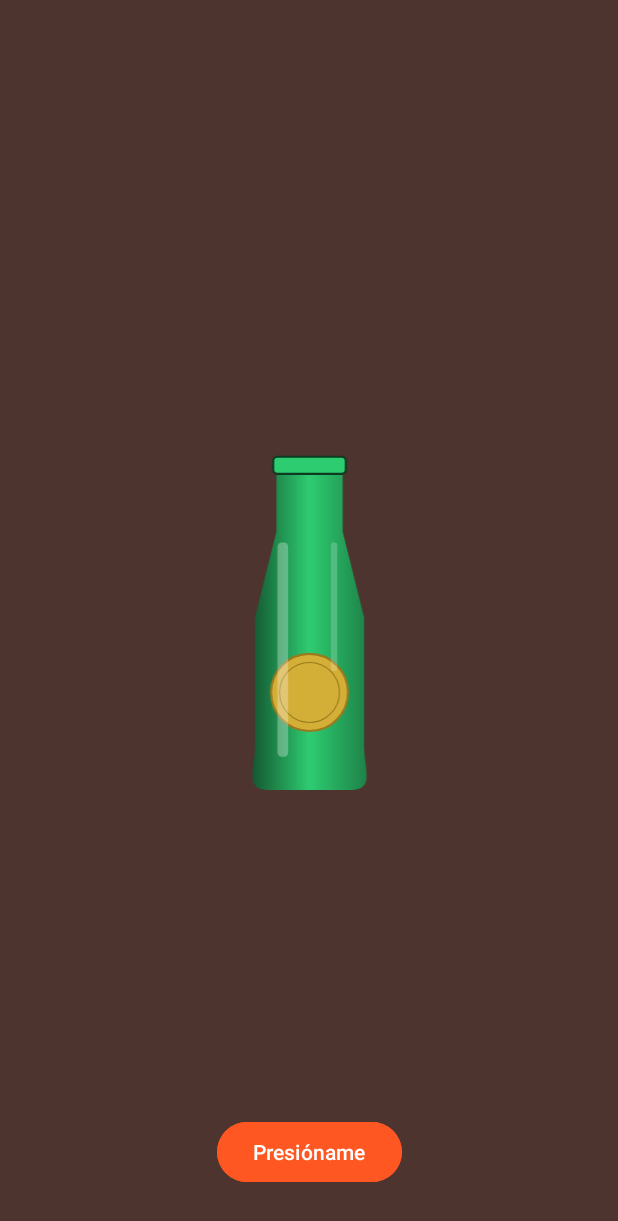
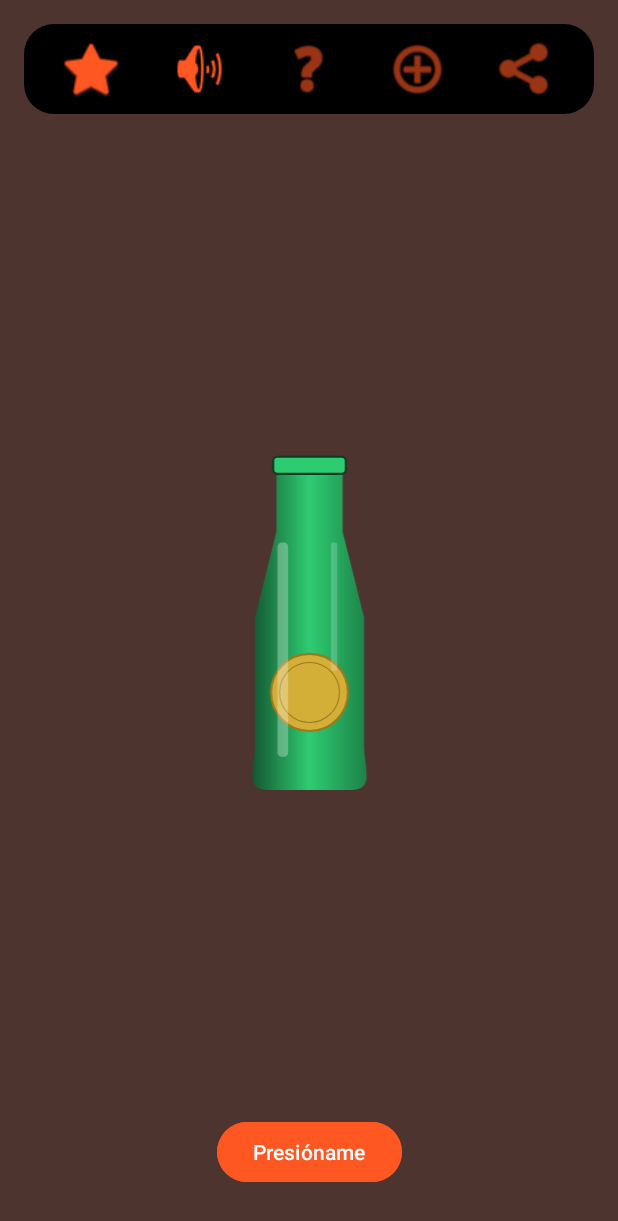
Before and after one commit to JairosA-Diaz/grupoTres, an Android app: the screen it shows after launch (MainActivity), on a phone screen of 412 x 824 dp. Shown: the top 1221 px of the screen. Run offline under Robolectric (Android 15) with nearby library versions, the light colour scheme and no system bars.

Commit message:
diseno_toolbar_home

```diff
--- /dev/null
+++ b/app/src/main/res/drawable/toolbar_background.xml
@@ -0,0 +1,5 @@
+<?xml version="1.0" encoding="utf-8"?>
+<shape xmlns:android="http://schemas.android.com/apk/res/android">
+    <solid android:color="#000000" />
+    <corners android:radius="20dp" />
+</shape>
--- a/app/src/main/res/layout/fragment_home.xml
+++ b/app/src/main/res/layout/fragment_home.xml
@@ -4,8 +4,63 @@
     xmlns:tools="http://schemas.android.com/tools"
     android:layout_width="match_parent"
     android:layout_height="match_parent"
-    android:background="#4E342E"
+    android:background="@color/wood_brown"
     tools:context=".ui.HomeFragment">
+
+    <LinearLayout
+        android:id="@+id/toolbar_home"
+        android:layout_width="0dp"
+        android:layout_height="60dp"
+        android:layout_margin="16dp"
+        android:background="@drawable/toolbar_background"
+        android:orientation="horizontal"
+        android:padding="8dp"
+        android:gravity="center"
+        app:layout_constraintEnd_toEndOf="parent"
+        app:layout_constraintStart_toStartOf="parent"
+        app:layout_constraintTop_toTopOf="parent">
+
+        <ImageView
+            android:layout_width="0dp"
+            android:layout_height="match_parent"
+            android:layout_weight="1"
+            android:src="@android:drawable/btn_star_big_on"
+            app:tint="@color/orange_main"
+            android:contentDescription="@string/desc_rate" />
+
+        <ImageView
+            android:layout_width="0dp"
+            android:layout_height="match_parent"
+            android:layout_weight="1"
+            android:src="@android:drawable/ic_lock_silent_mode_off"
+            app:tint="@color/orange_main"
+            android:contentDescription="@string/desc_sound" />
+
+        <ImageView
+            android:layout_width="0dp"
+            android:layout_height="match_parent"
+            android:layout_weight="1"
+            android:src="@android:drawable/ic_menu_help"
+            app:tint="@color/orange_main"
+            android:contentDescription="@string/desc_rules" />
+
+        <ImageView
+            android:layout_width="0dp"
+            android:layout_height="match_parent"
+            android:layout_weight="1"
+            android:src="@android:drawable/ic_menu_add"
+            app:tint="@color/orange_main"
+            android:contentDescription="@string/desc_challenges" />
+
+        <ImageView
+            android:layout_width="0dp"
+            android:layout_height="match_parent"
+            android:layout_weight="1"
+            android:src="@android:drawable/ic_menu_share"
+            app:tint="@color/orange_main"
+            android:contentDescription="@string/desc_share" />
+
+    </LinearLayout>
 
     <ImageView
         android:id="@+id/iv_bottle_home"
@@ -16,13 +71,13 @@
         app:layout_constraintEnd_toEndOf="parent"
         app:layout_constraintStart_toStartOf="parent"
         app:layout_constraintTop_toTopOf="parent"
-        android:contentDescription="Botella" />
+        android:contentDescription="@string/desc_bottle" />
 
     <TextView
         android:id="@+id/tv_countdown_home"
         android:layout_width="wrap_content"
         android:layout_height="wrap_content"
-        android:textColor="#FF5722"
+        android:textColor="@color/orange_main"
         android:textSize="60sp"
         android:textStyle="bold"
         android:visibility="gone"
@@ -38,8 +93,8 @@
         android:layout_width="wrap_content"
         android:layout_height="wrap_content"
         android:layout_marginBottom="32dp"
-        android:backgroundTint="#FF5722"
-        android:text="Presióname"
+        android:backgroundTint="@color/orange_main"
+        android:text="@string/btn_press_me"
         android:textColor="@android:color/white"
         app:layout_constraintBottom_toBottomOf="parent"
         app:layout_constraintEnd_toEndOf="parent"
--- a/app/src/main/res/values/colors.xml
+++ b/app/src/main/res/values/colors.xml
@@ -2,4 +2,7 @@
 <resources>
     <color name="black">#FF000000</color>
     <color name="white">#FFFFFFFF</color>
+    <color name="orange_main">#FF5722</color>
+    <color name="wood_brown">#4E342E</color>
+    <color name="gray_dark">#212121</color>
 </resources>
--- a/app/src/main/res/values/strings.xml
+++ b/app/src/main/res/values/strings.xml
@@ -1,3 +1,10 @@
 <resources>
     <string name="app_name">grupoTres</string>
+    <string name="btn_press_me">Presióname</string>
+    <string name="desc_rate">Calificar</string>
+    <string name="desc_sound">Sonido</string>
+    <string name="desc_rules">Instrucciones</string>
+    <string name="desc_challenges">Retos</string>
+    <string name="desc_share">Compartir</string>
+    <string name="desc_bottle">Botella</string>
 </resources>
```
